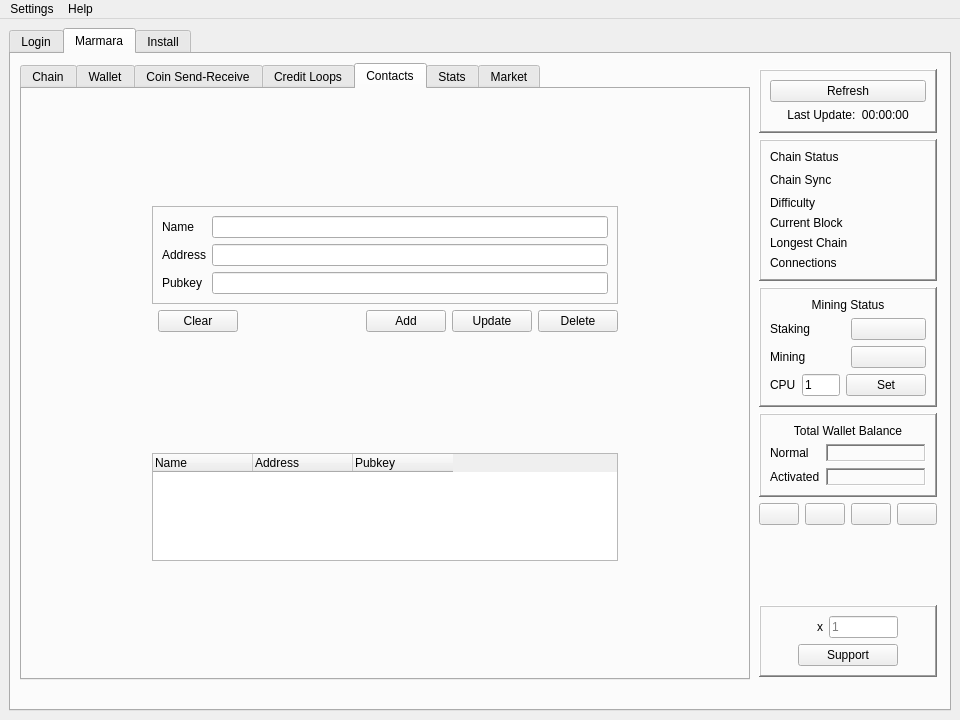
This is src/main/python/qtguidesign.ui in marmarachain/marmara-connector as Qt 5 draws it before an edit. The edited form follows.
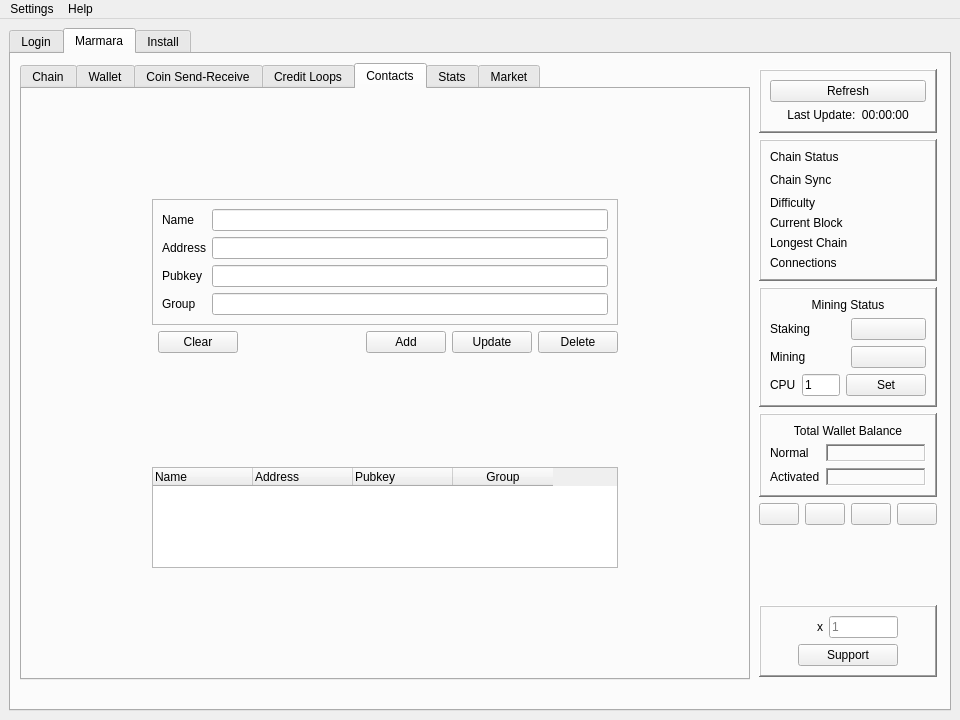
This is the edited form. The open tabs and pages were chosen to show the change.

Commit message: [ref] refeshing table values while sorting is enabled. [add] group segment added to contacts.

What changed in the file:
```diff
--- a/src/main/python/qtguidesign.ui
+++ b/src/main/python/qtguidesign.ui
@@ -4694,6 +4694,16 @@
                  </property>
                 </widget>
                </item>
+               <item row="3" column="1">
+                <widget class="QLineEdit" name="contactgroup_lineEdit"/>
+               </item>
+               <item row="3" column="0">
+                <widget class="QLabel" name="contactgroup_label">
+                 <property name="text">
+                  <string>Group</string>
+                 </property>
+                </widget>
+               </item>
               </layout>
              </widget>
             </item>
@@ -4834,6 +4844,11 @@
                 <set>AlignLeading|AlignTop</set>
                </property>
               </column>
+              <column>
+               <property name="text">
+                <string>Group</string>
+               </property>
+              </column>
              </widget>
             </item>
             <item row="1" column="0" rowspan="7">
```
Left out of the diff: 4 changed lines with no effect on the pictures. The commit also changes 4 other files.
